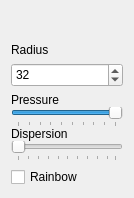
This is src/toolSettings/SprayCanSettingsWidget.ui in PhotoFlare/photoflare as Qt 5 draws it before an edit. The edited form follows.
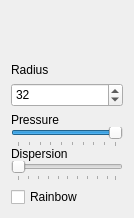
This is the edited form.

```diff
--- a/src/toolSettings/SprayCanSettingsWidget.ui
+++ b/src/toolSettings/SprayCanSettingsWidget.ui
@@ -7,7 +7,7 @@
     <x>0</x>
     <y>0</y>
     <width>134</width>
-    <height>198</height>
+    <height>218</height>
    </rect>
   </property>
   <property name="windowTitle">
@@ -16,6 +16,9 @@
   <layout class="QVBoxLayout" name="verticalLayout_2">
    <item>
     <layout class="QVBoxLayout" name="verticalLayout">
+     <property name="topMargin">
+      <number>10</number>
+     </property>
      <item>
       <spacer name="verticalSpacer">
        <property name="orientation">
```
